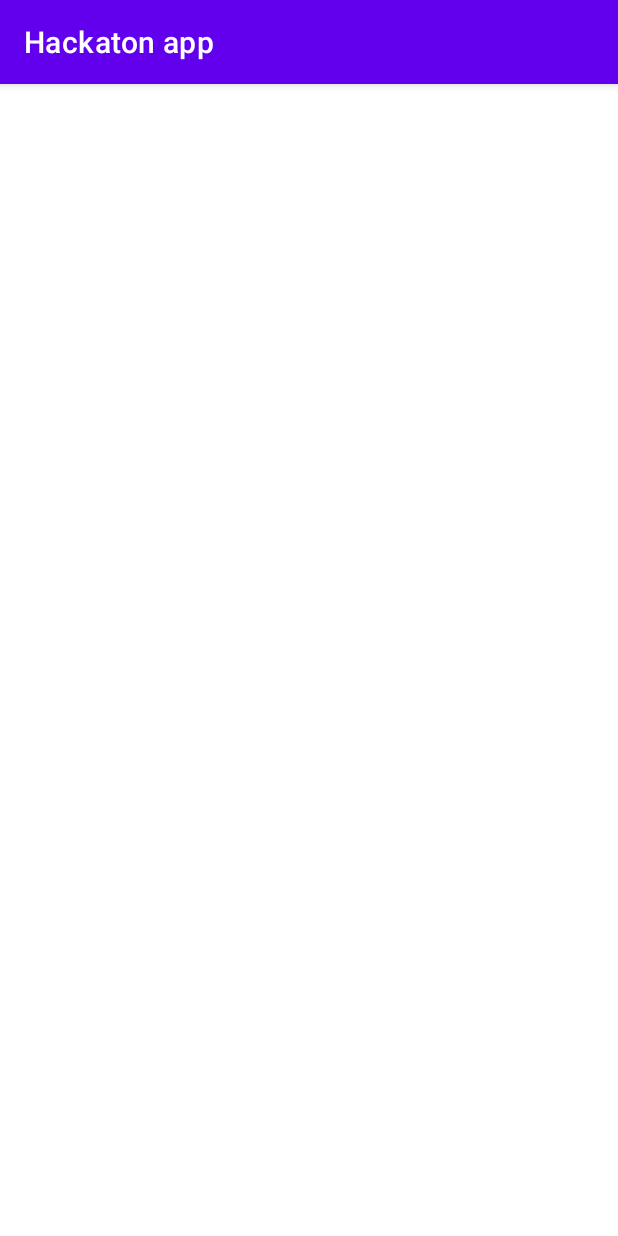
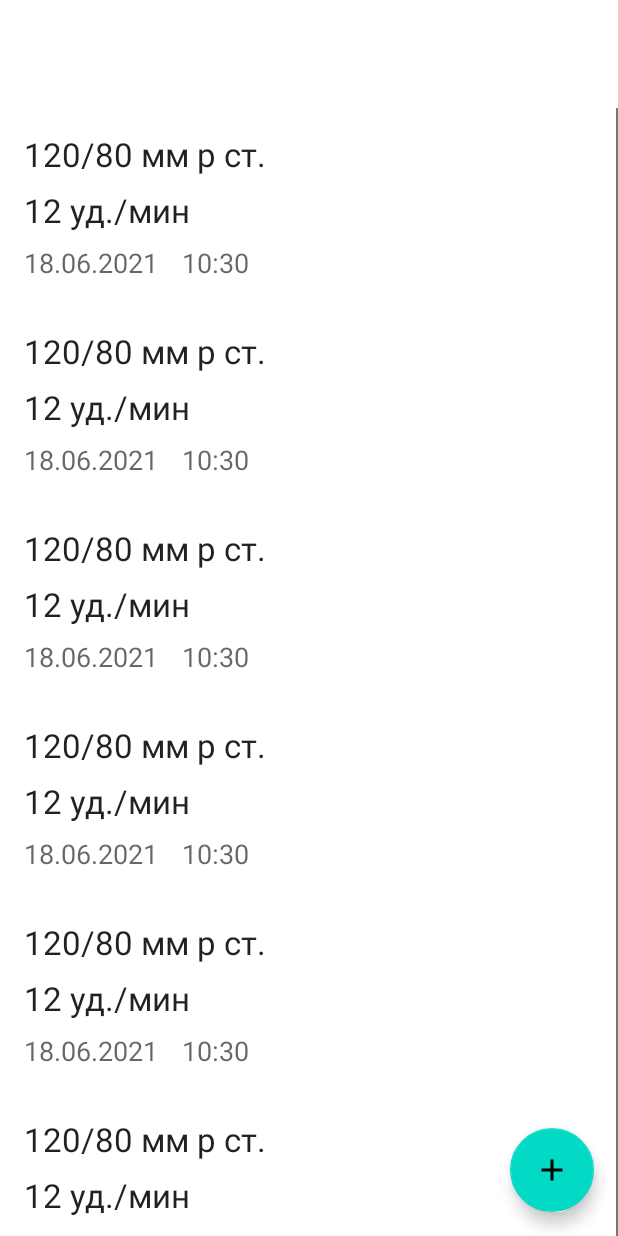
Before and after one commit to elli0tt/hackaton, an Android app: the screen it shows after launch (AppNavHostActivity), on a phone screen of 412 x 824 dp. Run offline under Robolectric (Android 15) with nearby library versions, the phone set to English and light mode, and no system bars.

Commit message:
Added patient data list screen with dummy data

```diff
--- a/android-client/Hackaton/app/build.gradle
+++ b/android-client/Hackaton/app/build.gradle
@@ -82,6 +82,8 @@
     implementation 'de.hdodenhof:circleimageview:3.1.0'
     implementation 'com.google.code.gson:gson:2.8.6'
 
+    implementation "androidx.lifecycle:lifecycle-livedata-ktx:2.3.1"
+
     testImplementation 'junit:junit:4.+'
     androidTestImplementation 'androidx.test.ext:junit:1.1.2'
     androidTestImplementation 'androidx.test.espresso:espresso-core:3.3.0'
--- /dev/null
+++ b/android-client/Hackaton/app/src/main/java/com/example/hackatonapp/data/entities/PatientEntity.kt
@@ -0,0 +1,10 @@
+package com.example.hackatonapp.data.entities
+
+data class PatientEntity(
+    val id: Int,
+    val firstName: String = "",
+    val middleName: String = "",
+    val lastName: String = ""
+) {
+
+}
--- /dev/null
+++ b/android-client/Hackaton/app/src/main/java/com/example/hackatonapp/data/entities/PatientNoteEntity.kt
@@ -0,0 +1,8 @@
+package com.example.hackatonapp.data.entities
+
+data class PatientNoteEntity(
+    val id: Int,
+    val pressure: String = "",
+    val pulse: String = "",
+    val dateTimeCreated: Long = 0L
+)
--- /dev/null
+++ b/android-client/Hackaton/app/src/main/java/com/example/hackatonapp/data/repository/PatientNoteRepositoryImpl.kt
@@ -0,0 +1,35 @@
+package com.example.hackatonapp.data.repository
+
+import androidx.lifecycle.LiveData
+import androidx.lifecycle.liveData
+import com.example.hackatonapp.data.entities.PatientNoteEntity
+import com.example.hackatonapp.domain.repository.PatientNoteRepository
+import java.util.*
+import kotlin.collections.ArrayList
+
+class PatientNoteRepositoryImpl : PatientNoteRepository {
+
+    override fun getAllNotes(): LiveData<List<PatientNoteEntity>> {
+        return liveData {
+            emit(getMockPatientNotesList())
+        }
+    }
+
+    private fun getMockPatientNotesList(): List<PatientNoteEntity> {
+        val size = 50
+        val result = ArrayList<PatientNoteEntity>(size)
+        val currentDate = Calendar.getInstance().timeInMillis
+        for (i in 0 until size) {
+            result.add(
+                PatientNoteEntity(
+                    id = i,
+                    pressure = "120/80 мм р ст.",
+                    pulse = "12 уд./мин",
+                    dateTimeCreated = currentDate
+                )
+            )
+        }
+
+        return result
+    }
+}
--- /dev/null
+++ b/android-client/Hackaton/app/src/main/java/com/example/hackatonapp/domain/repository/PatientNoteRepository.kt
@@ -0,0 +1,9 @@
+package com.example.hackatonapp.domain.repository
+
+import androidx.lifecycle.LiveData
+import com.example.hackatonapp.data.entities.PatientNoteEntity
+
+interface PatientNoteRepository {
+
+    fun getAllNotes(): LiveData<List<PatientNoteEntity>>
+}
--- /dev/null
+++ b/android-client/Hackaton/app/src/main/java/com/example/hackatonapp/presentation/adapter/patient_data_list/PatientDataListAdapter.kt
@@ -0,0 +1,52 @@
+package com.example.hackatonapp.presentation.adapter.patient_data_list
+
+import android.view.LayoutInflater
+import android.view.ViewGroup
+import androidx.recyclerview.widget.DiffUtil
+import androidx.recyclerview.widget.ListAdapter
+import com.example.hackatonapp.data.entities.PatientNoteEntity
+import com.example.hackatonapp.databinding.ListItemPatientDataBinding
+
+class PatientDataListAdapter :
+    ListAdapter<PatientNoteEntity, PatientDataListViewHolder>(DIFF_CALLBACK) {
+
+    fun interface OnItemClickListener {
+        fun onItemClick(position: Int)
+    }
+
+    companion object {
+        val DIFF_CALLBACK = object : DiffUtil.ItemCallback<PatientNoteEntity>() {
+            override fun areItemsTheSame(
+                oldItem: PatientNoteEntity,
+                newItem: PatientNoteEntity
+            ): Boolean {
+                return oldItem.id == newItem.id
+            }
+
+            override fun areContentsTheSame(
+                oldItem: PatientNoteEntity,
+                newItem: PatientNoteEntity
+            ): Boolean {
+                return oldItem.pressure == newItem.pressure &&
+                        oldItem.pulse == newItem.pulse &&
+                        oldItem.dateTimeCreated == newItem.dateTimeCreated
+            }
+
+        }
+    }
+
+    lateinit var onItemClickListener: OnItemClickListener
+
+    override fun onCreateViewHolder(parent: ViewGroup, viewType: Int): PatientDataListViewHolder {
+        val binding = ListItemPatientDataBinding.inflate(
+            LayoutInflater.from(parent.context),
+            parent,
+            false
+        )
+        return PatientDataListViewHolder(binding, onItemClickListener)
+    }
+
+    override fun onBindViewHolder(holder: PatientDataListViewHolder, position: Int) {
+        holder.bind(getItem(position))
+    }
+}
--- /dev/null
+++ b/android-client/Hackaton/app/src/main/java/com/example/hackatonapp/presentation/adapter/patient_data_list/PatientDataListViewHolder.kt
@@ -0,0 +1,32 @@
+package com.example.hackatonapp.presentation.adapter.patient_data_list
+
+import androidx.recyclerview.widget.RecyclerView
+import com.example.hackatonapp.data.entities.PatientNoteEntity
+import com.example.hackatonapp.databinding.ListItemPatientDataBinding
+import java.text.SimpleDateFormat
+import java.util.*
+
+class PatientDataListViewHolder(
+    private val binding: ListItemPatientDataBinding,
+    private val onItemClickListener: PatientDataListAdapter.OnItemClickListener
+) :
+    RecyclerView.ViewHolder(binding.root) {
+
+    private val dateFormat = SimpleDateFormat("dd.MM.yyyy", Locale.getDefault())
+    private val timeFormat = SimpleDateFormat("HH:mm", Locale.getDefault())
+
+    fun bind(model: PatientNoteEntity) {
+        binding.apply {
+            pressureTextView.text = model.pressure
+            pulseTextView.text = model.pulse
+
+            val date = Date(model.dateTimeCreated)
+            dateTextView.text = dateFormat.format(date)
+            timeTextView.text = timeFormat.format(date)
+        }
+
+        itemView.setOnClickListener {
+            onItemClickListener.onItemClick(bindingAdapterPosition)
+        }
+    }
+}
--- a/android-client/Hackaton/app/src/main/java/com/example/hackatonapp/presentation/screen/patient/data_list/PatientDataListFragment.kt
+++ b/android-client/Hackaton/app/src/main/java/com/example/hackatonapp/presentation/screen/patient/data_list/PatientDataListFragment.kt
@@ -3,21 +3,51 @@
 import android.os.Bundle
 import android.view.View
 import androidx.fragment.app.Fragment
+import androidx.fragment.app.viewModels
+import androidx.recyclerview.widget.DividerItemDecoration
+import androidx.recyclerview.widget.RecyclerView
 import com.example.hackatonapp.R
 import com.example.hackatonapp.databinding.FragmentPatientDataListBinding
+import com.example.hackatonapp.presentation.adapter.patient_data_list.PatientDataListAdapter
 import com.example.hackatonapp.presentation.extensions.viewBinding
 
 class PatientDataListFragment : Fragment(R.layout.fragment_patient_data_list) {
 
-    private val viewBinding by viewBinding(FragmentPatientDataListBinding::bind)
+    private val binding by viewBinding(FragmentPatientDataListBinding::bind)
+
+    private val viewModel: PatientDataListViewModel by viewModels()
+
+    private val recyclerAdapter = PatientDataListAdapter().apply {
+        onItemClickListener = PatientDataListAdapter.OnItemClickListener { position ->
+            viewModel.onListItemClick(position)
+        }
+    }
 
     override fun onViewCreated(view: View, savedInstanceState: Bundle?) {
         super.onViewCreated(view, savedInstanceState)
 
         initViews()
+        setListeners()
+        subscribeToViewModel()
     }
 
     private fun initViews() {
+        binding.recyclerView.apply {
+            adapter = recyclerAdapter
+            setHasFixedSize(true)
+            addItemDecoration(DividerItemDecoration(context, RecyclerView.HORIZONTAL))
+        }
+    }
+
+    private fun setListeners() {
 
     }
+
+    private fun subscribeToViewModel() {
+        viewModel.apply {
+            list.observe(viewLifecycleOwner) {
+                recyclerAdapter.submitList(it)
+            }
+        }
+    }
 }
--- /dev/null
+++ b/android-client/Hackaton/app/src/main/java/com/example/hackatonapp/presentation/screen/patient/data_list/PatientDataListViewModel.kt
@@ -0,0 +1,17 @@
+package com.example.hackatonapp.presentation.screen.patient.data_list
+
+import androidx.lifecycle.LiveData
+import androidx.lifecycle.ViewModel
+import com.example.hackatonapp.data.entities.PatientNoteEntity
+import com.example.hackatonapp.data.repository.PatientNoteRepositoryImpl
+
+class PatientDataListViewModel : ViewModel() {
+
+    private val patientNoteRepository = PatientNoteRepositoryImpl()
+
+    val list: LiveData<List<PatientNoteEntity>> = patientNoteRepository.getAllNotes()
+
+    fun onListItemClick(position: Int) {
+
+    }
+}
--- /dev/null
+++ b/android-client/Hackaton/app/src/main/res/drawable/ic_baseline_add_24.xml
@@ -0,0 +1,10 @@
+<vector xmlns:android="http://schemas.android.com/apk/res/android"
+    android:width="24dp"
+    android:height="24dp"
+    android:viewportWidth="24"
+    android:viewportHeight="24"
+    android:tint="?attr/colorControlNormal">
+  <path
+      android:fillColor="@android:color/white"
+      android:pathData="M19,13h-6v6h-2v-6H5v-2h6V5h2v6h6v2z"/>
+</vector>
--- a/android-client/Hackaton/app/src/main/res/layout/fragment_patient_data_list.xml
+++ b/android-client/Hackaton/app/src/main/res/layout/fragment_patient_data_list.xml
@@ -1,6 +1,33 @@
 <?xml version="1.0" encoding="utf-8"?>
 <androidx.constraintlayout.widget.ConstraintLayout xmlns:android="http://schemas.android.com/apk/res/android"
+    xmlns:app="http://schemas.android.com/apk/res-auto"
+    xmlns:tools="http://schemas.android.com/tools"
     android:layout_width="match_parent"
     android:layout_height="match_parent">
 
+    <com.google.android.material.appbar.MaterialToolbar
+        android:id="@+id/toolbar"
+        android:layout_width="match_parent"
+        android:layout_height="?attr/actionBarSize"
+        app:layout_constraintTop_toTopOf="parent" />
+
+    <androidx.recyclerview.widget.RecyclerView
+        android:id="@+id/recycler_view"
+        android:layout_width="match_parent"
+        android:layout_height="0dp"
+        android:layout_marginTop="16dp"
+        app:layoutManager="androidx.recyclerview.widget.LinearLayoutManager"
+        app:layout_constraintBottom_toBottomOf="parent"
+        app:layout_constraintTop_toBottomOf="@id/toolbar"
+        tools:listitem="@layout/list_item_patient_data" />
+
+    <com.google.android.material.floatingactionbutton.FloatingActionButton
+        android:id="@+id/add_fab"
+        android:layout_width="wrap_content"
+        android:layout_height="wrap_content"
+        android:layout_margin="@dimen/fab_margin"
+        android:src="@drawable/ic_baseline_add_24"
+        app:layout_constraintBottom_toBottomOf="parent"
+        app:layout_constraintEnd_toEndOf="parent" />
+
 </androidx.constraintlayout.widget.ConstraintLayout>
--- /dev/null
+++ b/android-client/Hackaton/app/src/main/res/layout/list_item_patient_data.xml
@@ -0,0 +1,48 @@
+<?xml version="1.0" encoding="utf-8"?>
+<androidx.constraintlayout.widget.ConstraintLayout xmlns:android="http://schemas.android.com/apk/res/android"
+    xmlns:app="http://schemas.android.com/apk/res-auto"
+    xmlns:tools="http://schemas.android.com/tools"
+    android:layout_width="match_parent"
+    android:layout_height="wrap_content"
+    android:padding="16dp">
+
+    <com.google.android.material.textview.MaterialTextView
+        android:id="@+id/pressure_text_view"
+        android:layout_width="wrap_content"
+        android:layout_height="wrap_content"
+        android:textAppearance="@style/TextAppearance.AppCompat.Large"
+        app:layout_constraintStart_toStartOf="parent"
+        app:layout_constraintTop_toTopOf="parent"
+        tools:text="120/80 мм р. ст." />
+
+    <com.google.android.material.textview.MaterialTextView
+        android:id="@+id/pulse_text_view"
+        android:layout_width="wrap_content"
+        android:layout_height="wrap_content"
+        android:layout_marginTop="8dp"
+
+        android:textAppearance="@style/TextAppearance.AppCompat.Large"
+        app:layout_constraintTop_toBottomOf="@id/pressure_text_view"
+        tools:text="65 уд./мин" />
+
+    <com.google.android.material.textview.MaterialTextView
+        android:id="@+id/date_text_view"
+        android:layout_width="wrap_content"
+        android:layout_height="wrap_content"
+        android:layout_marginTop="8dp"
+        android:textAppearance="@style/TextAppearance.AppCompat.Medium"
+        app:layout_constraintStart_toStartOf="parent"
+        app:layout_constraintTop_toBottomOf="@id/pulse_text_view"
+        tools:text="12.12.2000" />
+
+    <com.google.android.material.textview.MaterialTextView
+        android:id="@+id/time_text_view"
+        android:layout_width="wrap_content"
+        android:layout_height="wrap_content"
+        android:layout_marginStart="16dp"
+        android:layout_marginTop="8dp"
+        android:textAppearance="@style/TextAppearance.AppCompat.Medium"
+        app:layout_constraintStart_toEndOf="@id/date_text_view"
+        app:layout_constraintTop_toBottomOf="@id/pulse_text_view"
+        tools:text="23:59" />
+</androidx.constraintlayout.widget.ConstraintLayout>
--- a/android-client/Hackaton/app/src/main/res/navigation/app_nav_graph.xml
+++ b/android-client/Hackaton/app/src/main/res/navigation/app_nav_graph.xml
@@ -7,5 +7,6 @@
     <fragment
         android:id="@+id/patientDataListFragment"
         android:name="com.example.hackatonapp.presentation.screen.patient.data_list.PatientDataListFragment"
-        android:label="PatientDataListFragment" />
+        android:label="PatientDataListFragment" >
+    </fragment>
 </navigation>
--- /dev/null
+++ b/android-client/Hackaton/app/src/main/res/values/dimens.xml
@@ -0,0 +1,4 @@
+<?xml version="1.0" encoding="utf-8"?>
+<resources>
+    <dimen name="fab_margin">16dp</dimen>
+</resources>
--- a/android-client/Hackaton/app/src/main/res/values/themes.xml
+++ b/android-client/Hackaton/app/src/main/res/values/themes.xml
@@ -1,6 +1,6 @@
 <resources xmlns:tools="http://schemas.android.com/tools">
     <!-- Base application theme. -->
-    <style name="Theme.HackatonApp" parent="Theme.MaterialComponents.DayNight.DarkActionBar">
+    <style name="Theme.HackatonApp" parent="Theme.MaterialComponents.DayNight.NoActionBar">
         <!-- Primary brand color. -->
         <item name="colorPrimary">@color/purple_500</item>
         <item name="colorPrimaryVariant">@color/purple_700</item>
```
